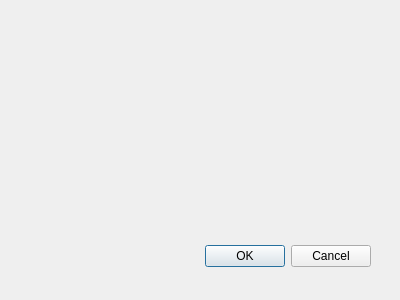
This is ui/vcardwindow.ui in WST/acid-pc as Qt 5 draws it before an edit. The edited form follows.
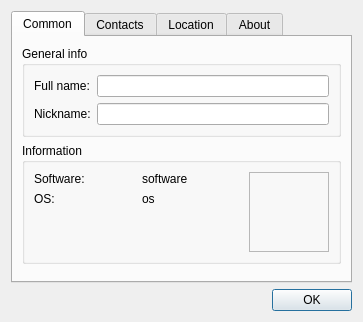
This is the edited form. Icons and pictures are not drawn.

The edit to the form file:
```diff
--- a/ui/vcardwindow.ui
+++ b/ui/vcardwindow.ui
@@ -8,29 +8,206 @@
    <rect>
     <x>0</x>
     <y>0</y>
-    <width>400</width>
-    <height>300</height>
+    <width>363</width>
+    <height>322</height>
    </rect>
   </property>
   <property name="windowTitle">
    <string>Dialog</string>
   </property>
-  <widget class="QDialogButtonBox" name="buttonBox">
-   <property name="geometry">
-    <rect>
-     <x>30</x>
-     <y>240</y>
-     <width>341</width>
-     <height>32</height>
-    </rect>
-   </property>
-   <property name="orientation">
-    <enum>Qt::Horizontal</enum>
-   </property>
-   <property name="standardButtons">
-    <set>QDialogButtonBox::Cancel|QDialogButtonBox::Ok</set>
-   </property>
-  </widget>
+  <layout class="QVBoxLayout" name="verticalLayout">
+   <item>
+    <widget class="QTabWidget" name="tabWidget">
+     <property name="currentIndex">
+      <number>0</number>
+     </property>
+     <widget class="QWidget" name="tab">
+      <attribute name="title">
+       <string>Common</string>
+      </attribute>
+      <layout class="QVBoxLayout" name="verticalLayout_4">
+       <item>
+        <widget class="QGroupBox" name="groupBox">
+         <property name="title">
+          <string>General info</string>
+         </property>
+         <layout class="QVBoxLayout" name="verticalLayout_2">
+          <item>
+           <layout class="QGridLayout" name="gridLayout">
+            <item row="0" column="0">
+             <widget class="QLabel" name="label">
+              <property name="text">
+               <string>Full name:</string>
+              </property>
+             </widget>
+            </item>
+            <item row="0" column="1">
+             <widget class="QLineEdit" name="fullname"/>
+            </item>
+            <item row="1" column="0">
+             <widget class="QLabel" name="label_2">
+              <property name="text">
+               <string>Nickname:</string>
+              </property>
+             </widget>
+            </item>
+            <item row="1" column="1">
+             <widget class="QLineEdit" name="nickname"/>
+            </item>
+           </layout>
+          </item>
+         </layout>
+        </widget>
+       </item>
+       <item>
+        <widget class="QGroupBox" name="groupBox_2">
+         <property name="sizePolicy">
+          <sizepolicy hsizetype="Preferred" vsizetype="Preferred">
+           <horstretch>0</horstretch>
+           <verstretch>0</verstretch>
+          </sizepolicy>
+         </property>
+         <property name="title">
+          <string>Information</string>
+         </property>
+         <layout class="QHBoxLayout" name="horizontalLayout">
+          <item>
+           <layout class="QGridLayout" name="gridLayout_3">
+            <item row="0" column="0">
+             <layout class="QGridLayout" name="gridLayout_2">
+              <item row="0" column="0">
+               <widget class="QLabel" name="label_3">
+                <property name="text">
+                 <string>Software:</string>
+                </property>
+               </widget>
+              </item>
+              <item row="0" column="1">
+               <widget class="QLabel" name="software">
+                <property name="text">
+                 <string>software</string>
+                </property>
+               </widget>
+              </item>
+              <item row="1" column="0">
+               <widget class="QLabel" name="label_4">
+                <property name="text">
+                 <string>OS:</string>
+                </property>
+               </widget>
+              </item>
+              <item row="1" column="1">
+               <widget class="QLabel" name="os">
+                <property name="text">
+                 <string>os</string>
+                </property>
+               </widget>
+              </item>
+             </layout>
+            </item>
+            <item row="1" column="0">
+             <spacer name="verticalSpacer">
+              <property name="orientation">
+               <enum>Qt::Vertical</enum>
+              </property>
+              <property name="sizeHint" stdset="0">
+               <size>
+                <width>20</width>
+                <height>40</height>
+               </size>
+              </property>
+             </spacer>
+            </item>
+           </layout>
+          </item>
+          <item>
+           <widget class="QLabel" name="avatar">
+            <property name="sizePolicy">
+             <sizepolicy hsizetype="Fixed" vsizetype="Fixed">
+              <horstretch>0</horstretch>
+              <verstretch>0</verstretch>
+             </sizepolicy>
+            </property>
+            <property name="minimumSize">
+             <size>
+              <width>80</width>
+              <height>80</height>
+             </size>
+            </property>
+            <property name="maximumSize">
+             <size>
+              <width>80</width>
+              <height>80</height>
+             </size>
+            </property>
+            <property name="toolTip">
+             <string>Avatar</string>
+            </property>
+            <property name="frameShape">
+             <enum>QFrame::StyledPanel</enum>
+            </property>
+            <property name="text">
+             <string/>
+            </property>
+            <property name="pixmap">
+             <pixmap resource="../res/app.qrc">:/trayicon/online-22px.png</pixmap>
+            </property>
+            <property name="alignment">
+             <set>Qt::AlignCenter</set>
+            </property>
+           </widget>
+          </item>
+         </layout>
+        </widget>
+       </item>
+       <item>
+        <spacer name="verticalSpacer_2">
+         <property name="orientation">
+          <enum>Qt::Vertical</enum>
+         </property>
+         <property name="sizeHint" stdset="0">
+          <size>
+           <width>20</width>
+           <height>40</height>
+          </size>
+         </property>
+        </spacer>
+       </item>
+      </layout>
+     </widget>
+     <widget class="QWidget" name="tab_2">
+      <attribute name="title">
+       <string>Contacts</string>
+      </attribute>
+     </widget>
+     <widget class="QWidget" name="tab_3">
+      <attribute name="title">
+       <string>Location</string>
+      </attribute>
+     </widget>
+     <widget class="QWidget" name="tab_4">
+      <attribute name="title">
+       <string>About</string>
+      </attribute>
+      <layout class="QVBoxLayout" name="verticalLayout_3">
+       <item>
+        <widget class="QPlainTextEdit" name="about"/>
+       </item>
+      </layout>
+     </widget>
+    </widget>
+   </item>
+   <item>
+    <widget class="QDialogButtonBox" name="buttonBox">
+     <property name="orientation">
+      <enum>Qt::Horizontal</enum>
+     </property>
+     <property name="standardButtons">
+      <set>QDialogButtonBox::Ok</set>
+     </property>
+    </widget>
+   </item>
+  </layout>
  </widget>
  <pixmapfunction/>
  <resources/>
```
Left out of the diff: 9 changed lines with no effect on the pictures.
